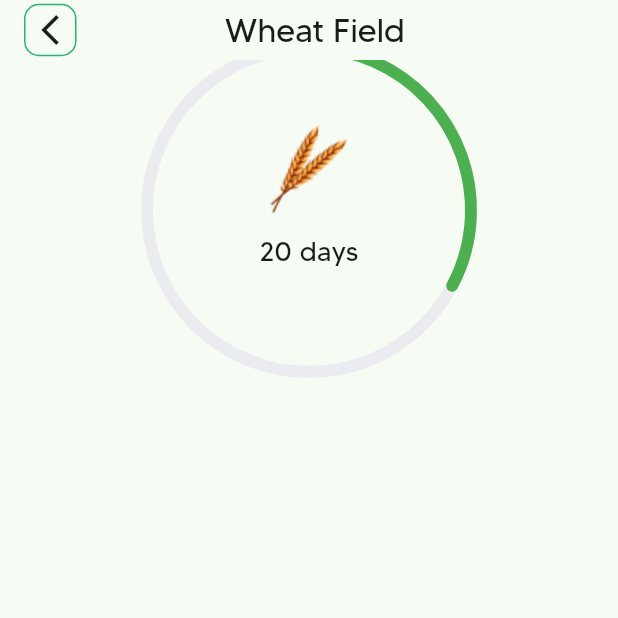
After one commit to tyncmn/agrocoda-mobile, a Flutter app: the FieldDetailView screen opened by its route, on a phone screen of 412 x 824 dp, the top half of it. The commit adds this screen. Run offline on Flutter 3.47's test engine with Material 3 defaults, Android fonts, the phone set to English and light mode, and no system bars; our stand-ins replace auto_route, dio, fl_chart, flutter_riverpod, flutter_svg, retrofit and 1 more; generated files the repository leaves out were written again.

Commit message:
detail screen

```diff
--- a/lib/router/auto_router.dart
+++ b/lib/router/auto_router.dart
@@ -41,5 +41,9 @@ class AppRouter extends $AppRouter {
           page: AddCencorRoute.page,
           path: '/add-sensor',
         ),
+        AutoRoute(
+          page: FieldDetailRoute.page,
+          path: '/fieldDetail',
+        ),
       ];
 }
--- a/lib/utils/assets_const.dart
+++ b/lib/utils/assets_const.dart
@@ -15,4 +15,5 @@ abstract class AssetConst {
   static const String phButton = 'assets/components/ph.svg';
   static const String temperaturButton = 'assets/components/temperatur.svg';
   static const String flowerButton = 'assets/components/flower.svg';
+  static const String wheat = 'assets/components/wheat.png';
 }
--- a/lib/view/cencor_view.dart
+++ b/lib/view/cencor_view.dart
@@ -94,7 +94,9 @@ class SensorCard extends StatelessWidget {
 
   @override
   Widget build(BuildContext context) {
-    return Container(
+    return InkWell(
+      onTap: () => context.router.pushNamed('/fieldDetail'),
+      child: Container(
         padding: const EdgeInsets.all(10),
         margin: const EdgeInsets.only(left: 16, right: 16, bottom: 16),
         decoration: BoxDecoration(
@@ -166,6 +168,7 @@ class SensorCard extends StatelessWidget {
             )
           ],
         ),
+      ),
     );
   }
 }
--- /dev/null
+++ b/lib/view/field_detail_view.dart
@@ -0,0 +1,58 @@
+import 'package:auto_route/auto_route.dart';
+import 'package:cookers_app/utils/extension.dart';
+import 'package:flutter/material.dart';
+import 'package:flutter/widgets.dart';
+
+import '../widgets/custom_piechart.dart';
+
+@RoutePage()
+class FieldDetailView extends StatefulWidget {
+  const FieldDetailView({super.key});
+
+  @override
+  State<FieldDetailView> createState() => _FieldDetailViewState();
+}
+
+class _FieldDetailViewState extends State<FieldDetailView> {
+  @override
+  Widget build(BuildContext context) {
+    return Scaffold(
+      appBar: AppBar(
+        toolbarHeight: 40,
+        automaticallyImplyLeading: false,
+        title: Row(
+          children: [
+            InkWell(
+              onTap: () => context.router.popForced(),
+              child: Container(
+                width: 35,
+                height: 35,
+                decoration: BoxDecoration(
+                  border: Border.all(color: context.primaryColor),
+                  borderRadius: BorderRadius.circular(10),
+                ),
+                child: const Icon(Icons.arrow_back_ios_new),
+              ),
+            ),
+            SizedBox(width: context.dynamicWidth(0.24)),
+            Text(
+              'Wheat Field',
+              style: context.largerTextStyle,
+            ),
+          ],
+        ),
+      ),
+      body: SafeArea(
+        child: ListView(
+          children: [
+            SizedBox(
+              width: 200,
+              height: 200,
+              child: CustomPieChart(),
+            ),
+          ],
+        ),
+      ),
+    );
+  }
+}
--- /dev/null
+++ b/lib/widgets/custom_piechart.dart
@@ -0,0 +1,96 @@
+import 'package:cookers_app/utils/extension.dart';
+import 'package:flutter/material.dart';
+import 'package:syncfusion_flutter_charts/charts.dart';
+
+import '../utils/assets_const.dart';
+
+class CustomPieChart extends StatelessWidget {
+  final bool? health;
+  final bool? form;
+  final String? harvestDate;
+  const CustomPieChart({
+    super.key,
+    this.health,
+    this.harvestDate = '20 days',
+    this.form = false,
+  });
+
+  @override
+  Widget build(BuildContext context) {
+    return Stack(
+      children: [
+        SfCircularChart(
+          series: _getRadialBarDefaultSeries(health: health),
+        ),
+        fieldColumn(form: form, context: context),
+      ],
+    );
+  }
+}
+
+Positioned fieldColumn({
+  String? date = '20 days',
+  bool? form,
+  required BuildContext context,
+}) {
+  return Positioned.fill(
+    top: 40,
+    left: 0,
+    child: Column(
+      children: [
+        Image.asset(
+          AssetConst.wheat,
+          width: 65,
+          height: 65,
+        ),
+        const SizedBox(height: 10),
+        Text(
+          date!,
+          style: context.mediumTextStyle,
+        ),
+      ],
+    ),
+  );
+}
+
+List<RadialBarSeries<ChartSampleData, String>> _getRadialBarDefaultSeries({
+  bool? health = false,
+}) {
+  return <RadialBarSeries<ChartSampleData, String>>[
+    RadialBarSeries<ChartSampleData, String>(
+      maximumValue: 15,
+      dataLabelSettings: const DataLabelSettings(
+        isVisible: true,
+        textStyle: TextStyle(fontSize: 10.0),
+      ),
+      dataSource: <ChartSampleData>[
+        ChartSampleData(
+          x: '',
+          y: 5,
+          text: 'Salam',
+          pointColor: Colors.green,
+        ),
+      ],
+      cornerStyle: CornerStyle.bothCurve,
+      gap: '89%',
+      radius: '160%',
+      xValueMapper: (ChartSampleData data, _) => data.x,
+      yValueMapper: (ChartSampleData data, _) => data.y,
+      pointRadiusMapper: (ChartSampleData data, _) => data.text,
+      pointColorMapper: (ChartSampleData data, _) => data.pointColor,
+      dataLabelMapper: (ChartSampleData data, _) => data.x,
+    )
+  ];
+}
+
+class ChartSampleData {
+  String? x, text;
+  double? y;
+  Color? pointColor;
+  ChartSampleData({
+    this.pointColor,
+    this.text,
+    this.x,
+    this.y,
+  });
+}
--- a/pubspec.yaml
+++ b/pubspec.yaml
@@ -20,6 +20,7 @@ dependencies:
   flutter_riverpod: ^2.5.1
 
   flutter_svg: ^2.0.10+1
+  syncfusion_flutter_charts: ^25.1.41+2
 
 dev_dependencies:
   flutter_test:
```
Also changed, not shown: assets/components/wheat.png (added), lib/router/auto_router.gr.dart, pubspec.lock. Lines whose indentation alone changed are shown as unchanged.
